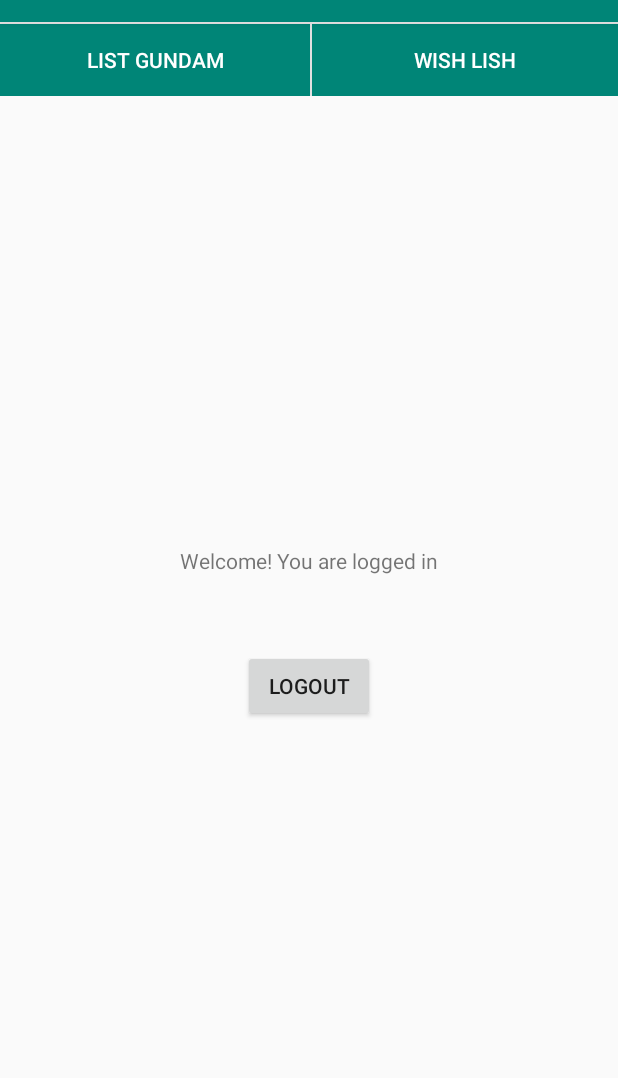
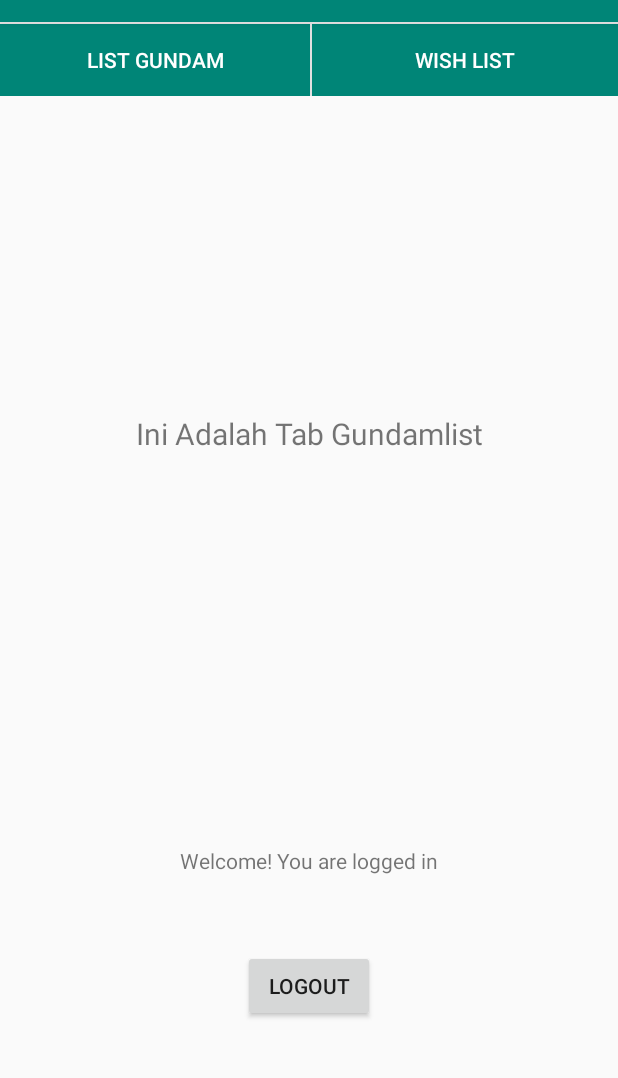
Before and after one commit to BenyaminDoni/GundamHobby, an Android app: the screen it shows after launch once a user with an empty profile is signed in (HomeActivity), after a tap on "LIST GUNDAM", on a phone screen of 412 x 824 dp, the part 62-1140 px from its top. Run offline under Robolectric (Android 15) with nearby library versions, the phone set to English and light mode, and no system bars; our stand-ins replace Firebase (no records; nobody signed in at launch, a user with empty details on screens opened directly).

Commit message:
Tambah fragment list-gundam dan wishlist di home

```diff
--- a/app/src/main/java/com/example/myapplication/HomeActivity.java
+++ b/app/src/main/java/com/example/myapplication/HomeActivity.java
@@ -1,6 +1,9 @@
 package com.example.myapplication;
 
 import androidx.appcompat.app.AppCompatActivity;
+import androidx.fragment.app.Fragment;
+import androidx.fragment.app.FragmentManager;
+import androidx.fragment.app.FragmentTransaction;
 
 import android.content.Intent;
 import android.os.Bundle;
@@ -30,4 +33,36 @@ public class HomeActivity extends AppCompatActivity {
             }
         });
     }
+
+    public void loadFragmentOne(View v) {
+
+        FragmentManager fragmentManager = getSupportFragmentManager();
+
+        Fragment fragment1 = fragmentManager.findFragmentByTag("fragOne");
+
+        if (fragment1 == null) {
+            fragment1 = new ListFragment();
+        }
+        FragmentTransaction transaction = fragmentManager.beginTransaction();
+        transaction.replace(R.id.mainFrag, fragment1, "fragOne");
+        transaction.setTransition(FragmentTransaction.TRANSIT_FRAGMENT_OPEN);
+        transaction.addToBackStack(null);
+        transaction.commit();
+    }
+
+    public void loadFragmentTwo(View v) {
+
+        FragmentManager fragmentManager = getSupportFragmentManager();
+
+        Fragment fragment2 = fragmentManager.findFragmentByTag("fragTwo");
+
+        if (fragment2 == null) {
+            fragment2 = new WishFragment();
+        }
+        FragmentTransaction transaction = fragmentManager.beginTransaction();
+        transaction.replace(R.id.mainFrag, fragment2, "fragTwo");
+        transaction.setTransition(FragmentTransaction.TRANSIT_FRAGMENT_OPEN);
+        transaction.addToBackStack(null);
+        transaction.commit();
+    }
 }
--- /dev/null
+++ b/app/src/main/java/com/example/myapplication/ListFragment.java
@@ -0,0 +1,27 @@
+package com.example.myapplication;
+
+import android.os.Bundle;
+import android.view.LayoutInflater;
+import android.view.View;
+import android.view.ViewGroup;
+
+import androidx.fragment.app.Fragment;
+
+
+public class ListFragment extends Fragment {
+
+    @Override
+    public void onCreate(Bundle savedInstanceState) {
+        super.onCreate(savedInstanceState);
+    }
+
+    @Override
+    public View onCreateView(LayoutInflater inflater, ViewGroup container, Bundle savedInstanceState) {
+        return inflater.inflate(R.layout.fragment_list,container,false);
+    }
+
+    @Override
+    public void onSaveInstanceState(Bundle outState) {
+        super.onSaveInstanceState(outState);
+    }
+}
--- a/app/src/main/res/layout/activity_home.xml
+++ b/app/src/main/res/layout/activity_home.xml
@@ -32,17 +32,24 @@
             android:layout_weight="1"
             android:background="@color/colorPrimary"
             android:onClick="loadFragmentTwo"
-            android:text="Wish Lish"
+            android:text="Wish List"
             android:textColor="#FFFFFF" />
 
     </LinearLayout>
+
+    <FrameLayout
+        android:id="@+id/mainFrag"
+        android:layout_width="match_parent"
+        android:layout_height="450dp"
+        android:layout_gravity="top" >
+    </FrameLayout>
 
     <TextView
         android:id="@+id/textView2"
         android:layout_width="wrap_content"
         android:layout_height="wrap_content"
         android:layout_gravity="center"
-        android:layout_marginTop="300dp"
+        android:layout_marginTop="50dp"
         android:layout_marginBottom="50dp"
         android:text="Welcome! You are logged in" />
 
--- /dev/null
+++ b/app/src/main/res/layout/fragment_list.xml
@@ -0,0 +1,15 @@
+<?xml version="1.0" encoding="utf-8"?>
+<LinearLayout xmlns:android="http://schemas.android.com/apk/res/android"
+    android:layout_width="match_parent"
+    android:layout_height="match_parent"
+    android:orientation="vertical">
+
+    <TextView
+        android:id="@+id/txtTab1"
+        android:layout_width="match_parent"
+        android:layout_height="match_parent"
+        android:gravity="center"
+        android:text="Ini Adalah Tab Gundamlist"
+        android:textSize="20dp" />
+
+</LinearLayout>
```
Also changed, not shown: app/src/main/java/com/example/myapplication/WishFragment.java (added, +27 -0 lines), app/src/main/res/layout/fragment_wish.xml (added, +15 -0 lines).
